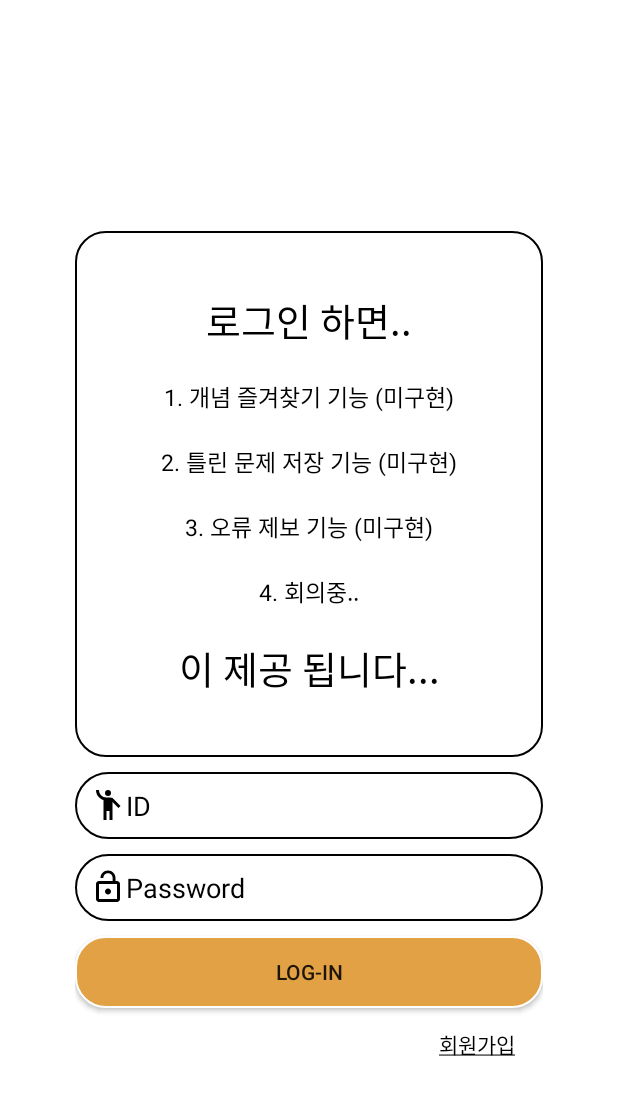
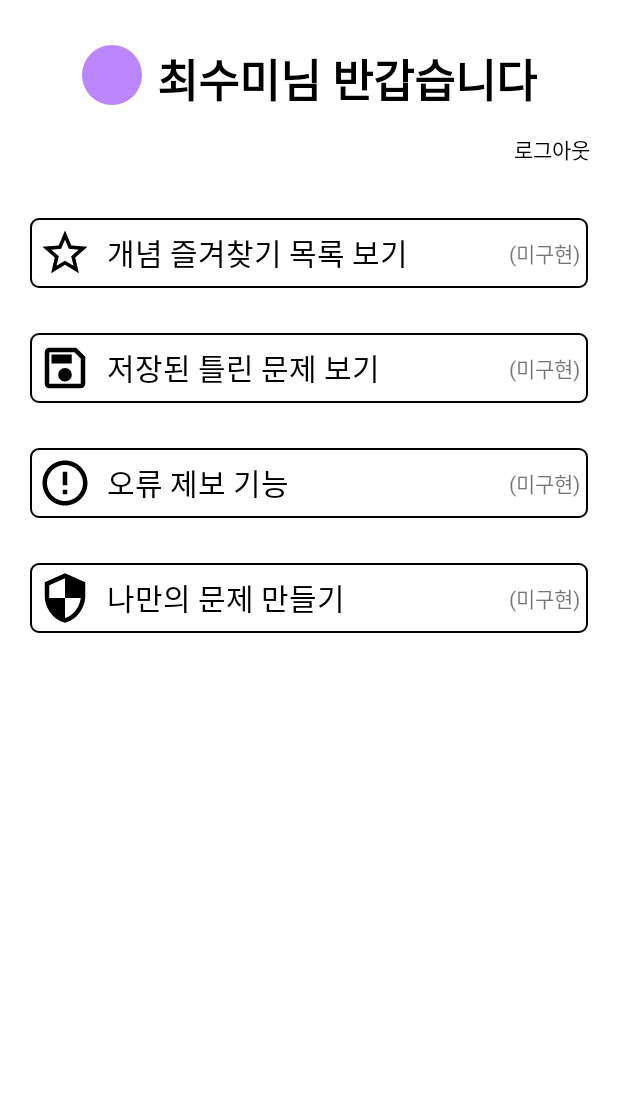
Before and after one commit to chlqudco/ThinkIT, an Android app: the layout fragment_my_page.xml on its own in the app's theme, with its tools: preview values and no code run, on a phone screen of 412 x 824 dp. Shown: the top 1095 px of the screen. Run offline under Robolectric (Android 15) with nearby library versions, the phone set to English and light mode, and no system bars.

Commit message:
사소한 업데이트

```diff
--- a/app/build.gradle
+++ b/app/build.gradle
@@ -13,8 +13,8 @@ android {
         applicationId "com.chlqudco.develop.thinkit"
         minSdk 26
         targetSdk 33
-        versionCode 17
-        versionName "17.0"
+        versionCode 18
+        versionName "18.0"
 
         testInstrumentationRunner "androidx.test.runner.AndroidJUnitRunner"
     }
--- a/app/src/main/res/layout/activity_subjective_quiz.xml
+++ b/app/src/main/res/layout/activity_subjective_quiz.xml
@@ -53,7 +53,7 @@
         android:layout_width="wrap_content"
         android:layout_height="wrap_content"
         android:layout_marginTop="30dp"
-        android:text="문제"
+        android:text="질문"
         android:textColor="@color/black"
         android:textSize="30sp"
         app:layout_constraintEnd_toEndOf="parent"
--- a/app/src/main/res/layout/fragment_my_page.xml
+++ b/app/src/main/res/layout/fragment_my_page.xml
@@ -9,7 +9,7 @@
 
     <!-- 로그인 유도 화면 -->
     <androidx.constraintlayout.widget.ConstraintLayout
-        tools:visibility="visible"
+        tools:visibility="invisible"
         android:id="@+id/myPageLogInUdoConstLayout"
         android:layout_width="0dp"
         android:layout_height="wrap_content"
@@ -156,7 +156,7 @@
     <!-- 마이페이지 화면 -->
     <androidx.constraintlayout.widget.ConstraintLayout
         android:id="@+id/myPageMyPageConstLayout"
-        tools:visibility="invisible"
+        tools:visibility="visible"
         android:layout_width="0dp"
         android:layout_height="0dp"
         android:layout_marginTop="10dp"
@@ -251,6 +251,14 @@
                     android:textSize="20sp"
                     tools:ignore="HardcodedText" />
 
+                <TextView
+                    android:layout_width="match_parent"
+                    android:layout_height="wrap_content"
+                    android:text="(미구현)"
+                    android:gravity="end"
+                    android:layout_gravity="center"
+                    tools:ignore="HardcodedText" />
+
             </LinearLayout>
 
             <LinearLayout
@@ -277,6 +285,13 @@
                     android:text="저장된 틀린 문제 보기"
                     android:textColor="@color/black"
                     android:textSize="20sp"
+                    tools:ignore="HardcodedText" />
+                <TextView
+                    android:layout_width="match_parent"
+                    android:layout_height="wrap_content"
+                    android:text="(미구현)"
+                    android:gravity="end"
+                    android:layout_gravity="center"
                     tools:ignore="HardcodedText" />
 
             </LinearLayout>
@@ -307,6 +322,13 @@
                     android:textSize="20sp"
                     tools:ignore="HardcodedText" />
 
+                <TextView
+                    android:layout_width="match_parent"
+                    android:layout_height="wrap_content"
+                    android:text="(미구현)"
+                    android:gravity="end"
+                    android:layout_gravity="center"
+                    tools:ignore="HardcodedText" />
             </LinearLayout>
 
             <LinearLayout
@@ -334,6 +356,13 @@
                     android:textSize="20sp"
                     tools:ignore="HardcodedText" />
 
+                <TextView
+                    android:layout_width="match_parent"
+                    android:layout_height="wrap_content"
+                    android:text="(미구현)"
+                    android:gravity="end"
+                    android:layout_gravity="center"
+                    tools:ignore="HardcodedText" />
             </LinearLayout>
 
 
```
